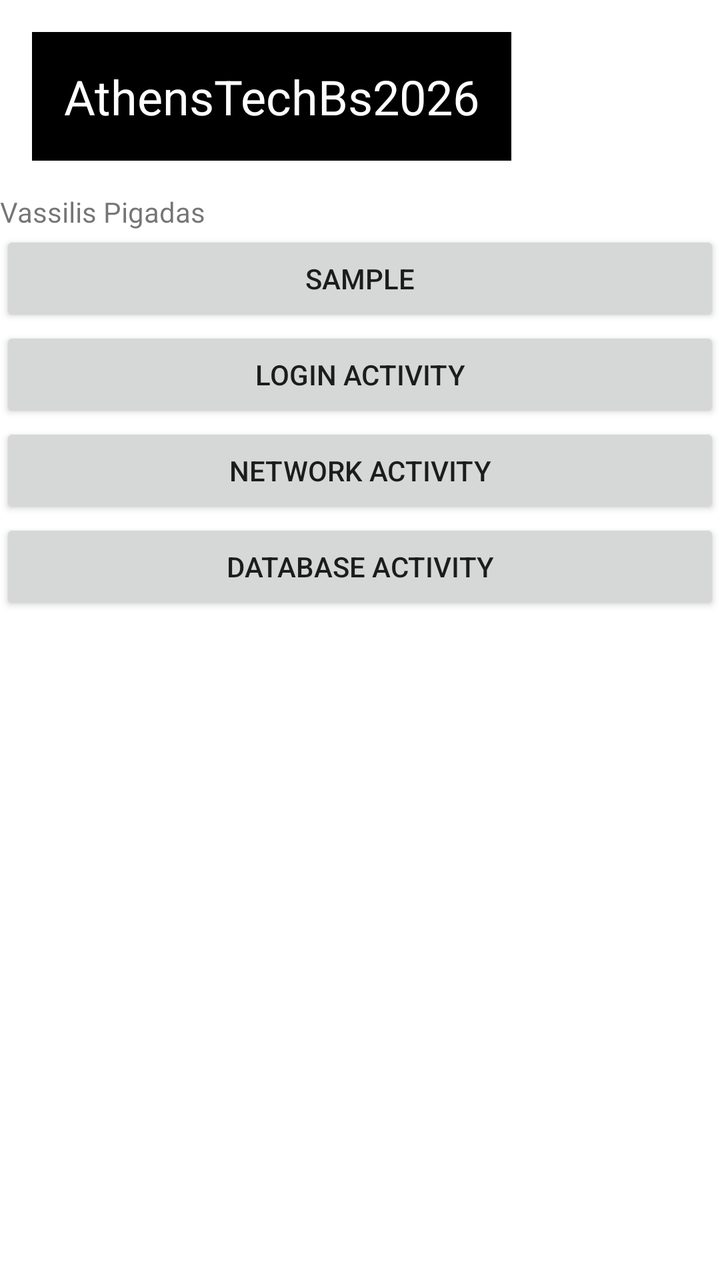
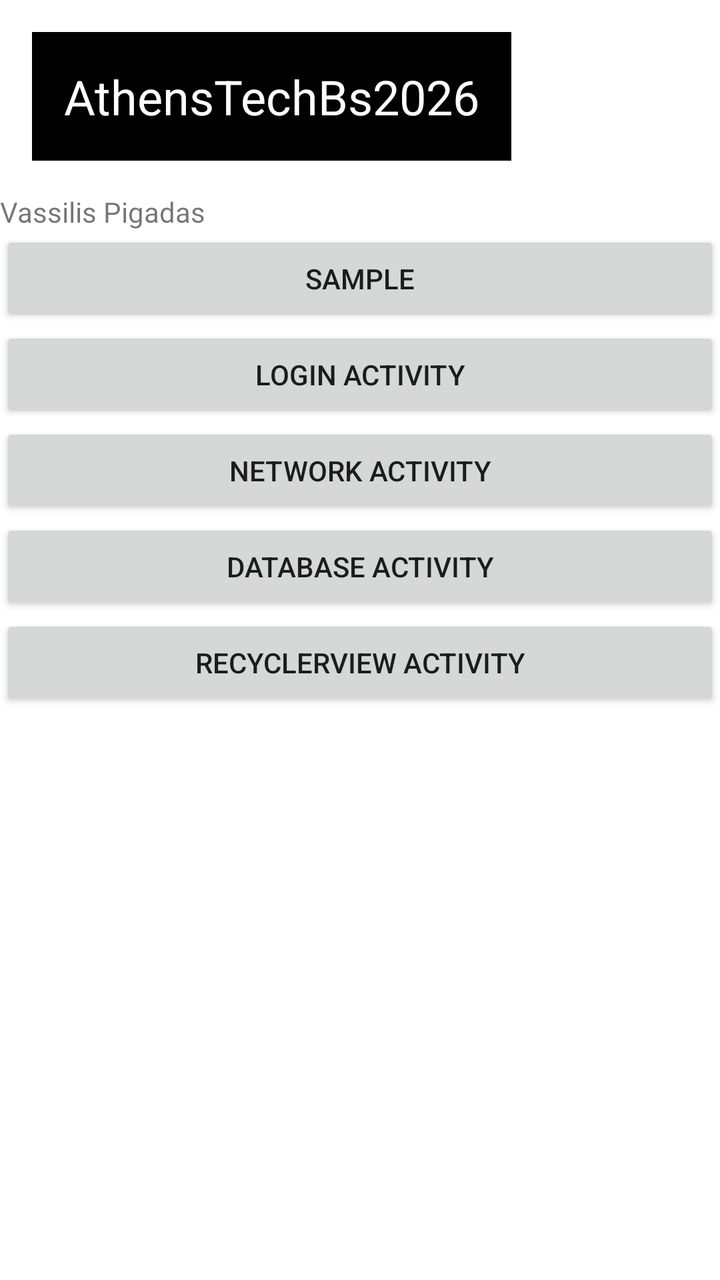

Before-and-after screenshots of an Android layout around one commit, followed by the original layout XML and the change that was made.
<!-- AndroidManifest.xml: application theme Theme.AthensTechBs2026 -->
<!-- res/layout/activity_main.xml -->
<?xml version="1.0" encoding="utf-8"?>
<LinearLayout xmlns:android="http://schemas.android.com/apk/res/android"
    xmlns:tools="http://schemas.android.com/tools"
    android:id="@+id/main"
    android:layout_width="match_parent"
    android:layout_height="match_parent"
    android:orientation="vertical"
    tools:context=".MainActivity">

    <TextView
        android:id="@+id/first"
        android:layout_width="wrap_content"
        android:layout_height="wrap_content"
        android:layout_margin="16dp"
        android:background="@color/black"
        android:padding="16dp"
        android:text="@string/app_name"
        android:textColor="@color/white"
        android:textSize="24sp" />

    <TextView
        android:layout_width="match_parent"
        android:layout_height="wrap_content"
        android:text="@string/dev_name" />

    <Button
        android:id="@+id/main_btn_sample"
        android:layout_width="match_parent"
        android:layout_height="wrap_content"
        android:text="Sample" />

    <Button
        android:id="@+id/main_btn_login"
        android:layout_width="match_parent"
        android:layout_height="wrap_content"
        android:text="Login Activity" />

    <Button
        android:id="@+id/main_btn_network"
        android:layout_width="match_parent"
        android:layout_height="wrap_content"
        android:text="Network Activity" />

    <Button
        android:id="@+id/main_btn_database"
        android:layout_width="match_parent"
        android:layout_height="wrap_content"
        android:text="Database Activity" />

</LinearLayout>
<!-- resources referenced by this layout -->
<resources>
  <color name="black">#FF000000</color>
  <color name="white">#FFFFFFFF</color>
  <string name="app_name" translatable="false">AthensTechBs2026</string>
  <string name="dev_name">Vassilis Pigadas</string>
  <style name="Theme.AthensTechBs2026" parent="Theme.MaterialComponents.DayNight.DarkActionBar">
          
          <item name="colorPrimary">@color/purple_500</item>
          <item name="colorPrimaryVariant">@color/purple_700</item>
          <item name="colorOnPrimary">@color/white</item>
          
          <item name="colorSecondary">@color/teal_200</item>
          <item name="colorSecondaryVariant">@color/teal_700</item>
          <item name="colorOnSecondary">@color/black</item>
          
          <item name="android:statusBarColor">?attr/colorPrimaryVariant</item>
          
      </style>
  <color name="purple_500">#FF6200EE</color>
  <color name="purple_700">#FF3700B3</color>
  <color name="teal_200">#FF03DAC5</color>
  <color name="teal_700">#FF018786</color>
</resources>

<!-- the commit's change to res/layout/activity_main.xml (unified diff, before → after) -->
@@ -47,4 +47,10 @@
         android:layout_height="wrap_content"
         android:text="Database Activity" />
 
+    <Button
+        android:id="@+id/main_btn_recycler"
+        android:layout_width="match_parent"
+        android:layout_height="wrap_content"
+        android:text="RecyclerView Activity" />
+
 </LinearLayout>
